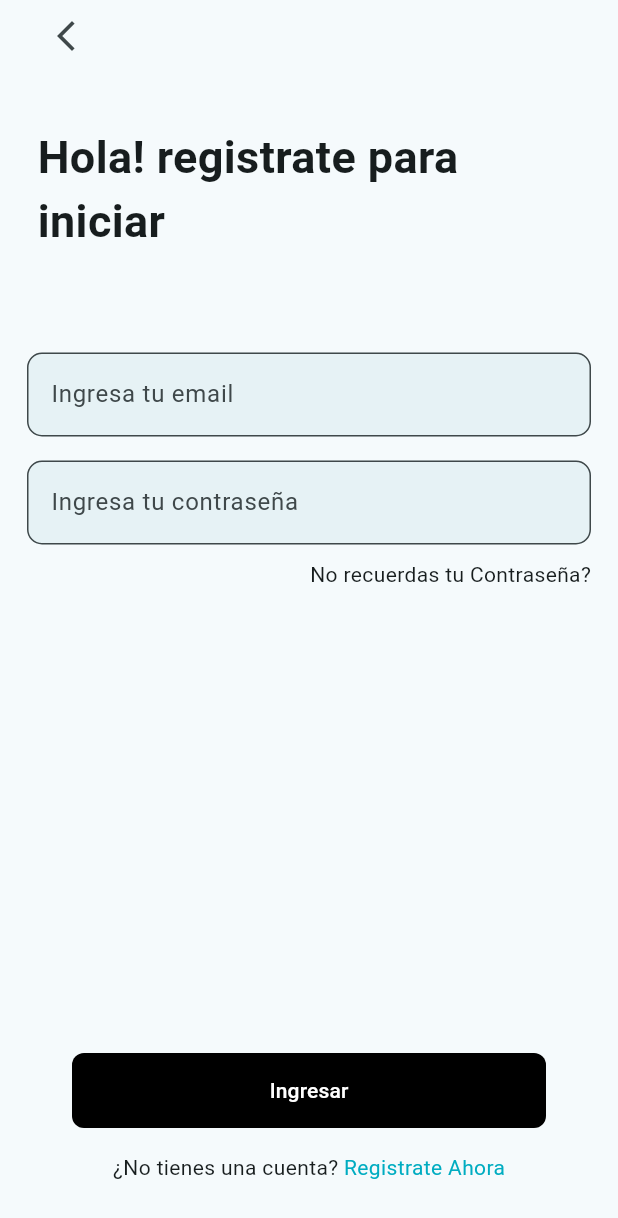
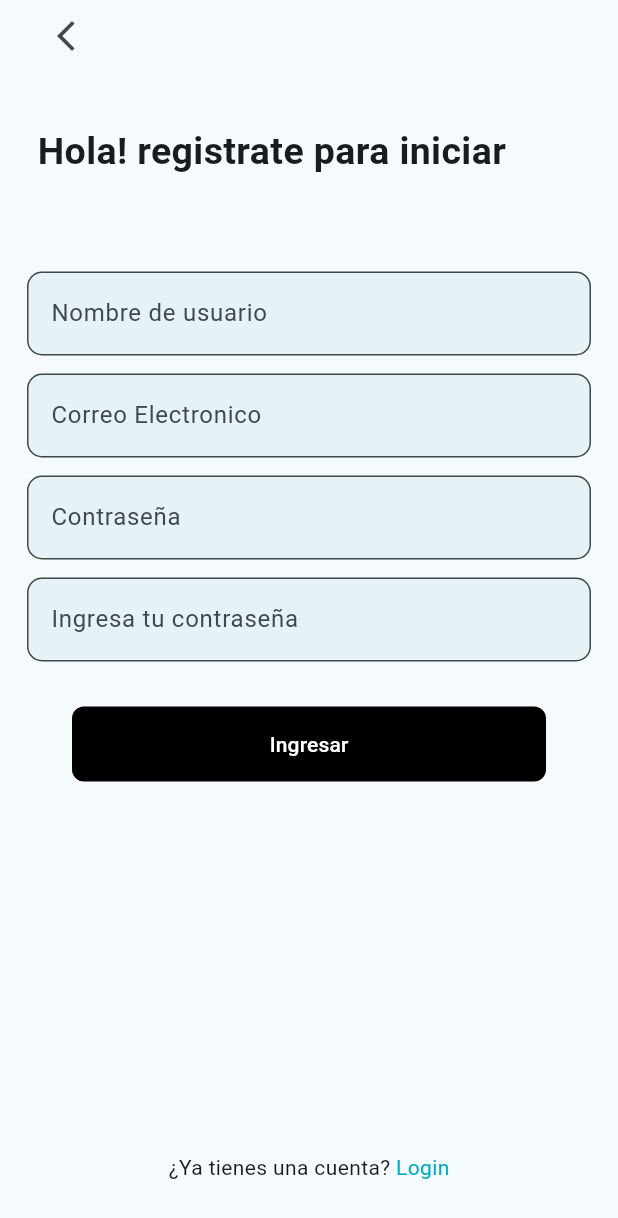
Before and after one commit to EdwinBikes/venti_app, a Flutter app: the RegisterScreen screen opened by its route, on a phone screen of 412 x 824 dp. Shown: the top 1218 px of the screen. Run offline on Flutter 3.47's test engine with Material 2 defaults, Android fonts, the light colour scheme and no system bars; our stand-ins replace animate_do, flutter_riverpod, go_router.

Commit message:
screen register terminated

```diff
--- a/lib/presentation/screens/login/login_screen.dart
+++ b/lib/presentation/screens/login/login_screen.dart
@@ -28,13 +28,13 @@ class LoginScreen extends StatelessWidget {
             SizedBox(
               height: screenHeight * 0.03,
             ),
-            Padding(
-              padding: const EdgeInsets.symmetric(horizontal: 25),
+            const Padding(
+              padding: EdgeInsets.symmetric(horizontal: 25),
               child: SizedBox(
                   child: Text('¡Bienvenido!',
                       style: TextStyle(
                         fontWeight: FontWeight.bold,
-                        fontSize: screenHeight * 0.05,
+                        fontSize: 25,
                       ))),
             ),
             SizedBox(height: screenHeight * 0.08),
--- a/lib/presentation/screens/login/register_screen.dart
+++ b/lib/presentation/screens/login/register_screen.dart
@@ -33,17 +33,33 @@ class RegisterScreen extends StatelessWidget {
                 'Hola! registrate para iniciar',
                 style: TextStyle(
                   fontWeight: FontWeight.bold,
-                  fontSize: 30,
+                  fontSize: 25,
                 ),
               ),
             ),
             const SizedBox(height: 50),
             const Padding(
               padding: EdgeInsets.symmetric(
-                  vertical: 16, horizontal: 18), // Ajusta los valores
+                  vertical: 12, horizontal: 18), // Ajusta los valores
               child: CustomTextField(
-                labelText: 'Ingresa tu email',
+                labelText: 'Nombre de usuario',
                 hintText: AutofillHints.email,
+                keyboardType: TextInputType.emailAddress,
+              ),
+            ),
+            const Padding(
+              padding: EdgeInsets.symmetric(horizontal: 18),
+              child: CustomTextField(
+                labelText: 'Correo Electronico',
+                hintText: AutofillHints.password,
+                keyboardType: TextInputType.emailAddress,
+              ),
+            ),
+            const Padding(
+              padding: EdgeInsets.symmetric(vertical: 12, horizontal: 18),
+              child: CustomTextField(
+                labelText: 'Contraseña',
+                hintText: AutofillHints.password,
                 keyboardType: TextInputType.emailAddress,
               ),
             ),
@@ -55,27 +71,18 @@ class RegisterScreen extends StatelessWidget {
                 keyboardType: TextInputType.emailAddress,
               ),
             ),
-            const Align(
-              alignment: Alignment.centerRight,
-              child: Padding(
-                padding: EdgeInsets.symmetric(horizontal: 18, vertical: 10),
-                child: Text(
-                  'No recuerdas tu Contraseña?',
-                ),
-              ),
-            ),
-            const Spacer(), // Espacio flexible para empujar hacia arriba el resto del contenido
+            const SizedBox(height: 30),
             const CustomButtonBlack(
               destination: '/home-screen',
               buttonText: 'Ingresar',
             ),
-            const SizedBox(height: 16), // Espacio adicional
+            const Spacer(),
             const TextBottomScreens(
-              textPrimary: '¿No tienes una cuenta? ',
-              textSecund: 'Registrate Ahora',
+              textPrimary: '¿Ya tienes una cuenta? ',
+              textSecund: 'Login',
               textDestination: '/home-screen',
             ),
-            const SizedBox(height: 16), // Espacio adicional
+            const SizedBox(height: 16),
           ],
         ),
       ),
```
Also changed, not shown: lib/presentation/screens/home/home_screen.dart (+12 -18 lines).
